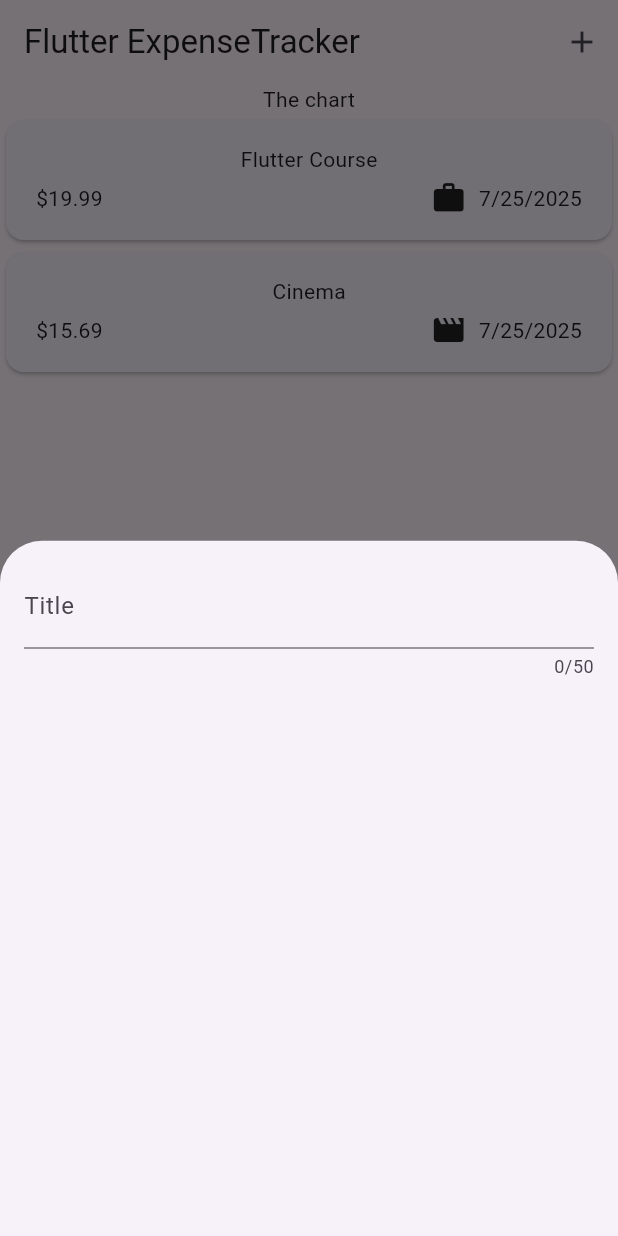
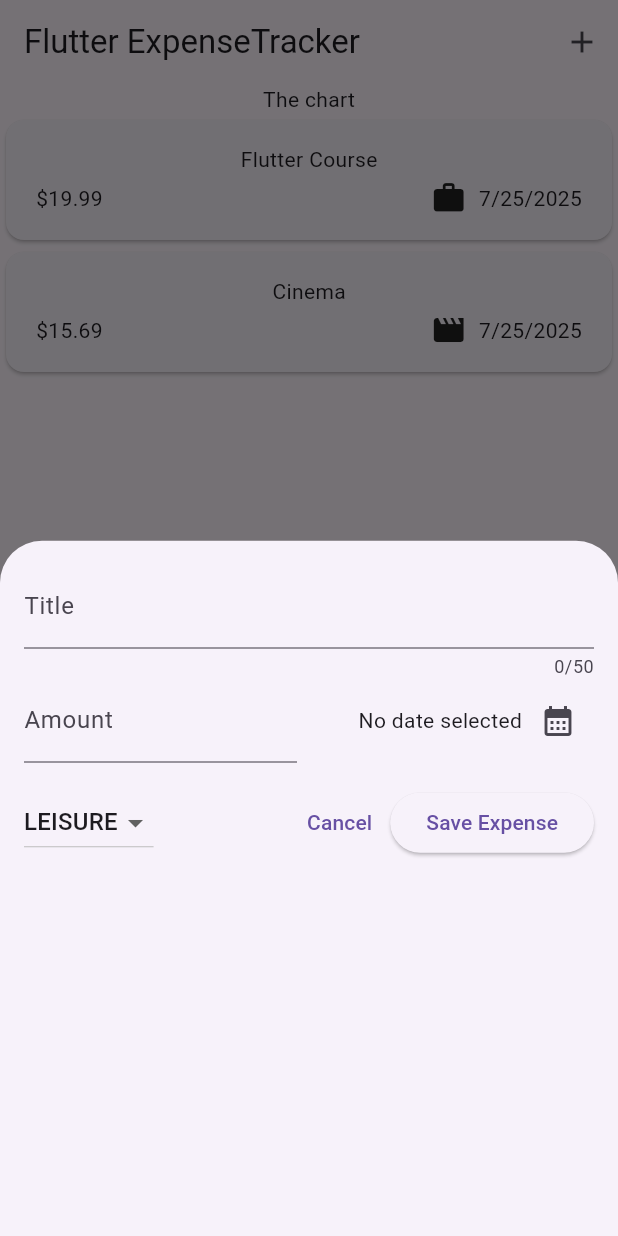
Before and after one commit to Joon1128/Expense-Tracker-Flutter-, a Flutter app: the screen it shows after launch, after a tap on the "add" icon, on a phone screen of 412 x 824 dp. Run offline on Flutter 3.47's test engine with Material 3 defaults, Android fonts, the phone set to English and light mode, and no system bars.

Commit message:
added DatePicker, Dropdownbutton, validation

```diff
--- a/lib/models/expense.dart
+++ b/lib/models/expense.dart
@@ -2,7 +2,7 @@ import 'package:flutter/material.dart';
 import 'package:uuid/uuid.dart';
 import 'package:intl/intl.dart';
 
-final formatter = DateFormat.yMd();
+final formatter = DateFormat.yMd(); //  月/日/年형식
 
 const uuid = Uuid();
 
--- a/lib/widgets/expenses.dart
+++ b/lib/widgets/expenses.dart
@@ -36,6 +36,7 @@ class _ExpensesState extends State<Expenses> {
     // builder --> 기본으로 호출하는 함수를 제공해야한다.
     showModalBottomSheet(
       context: context,
+      // isScrollControlled: true, // 키보드 충돌 방지
       builder: (ctx) => const NewExpense(),
     );
   }
--- a/lib/widgets/new_expense.dart
+++ b/lib/widgets/new_expense.dart
@@ -1,4 +1,5 @@
 import 'package:flutter/material.dart';
+import 'package:app3/models/expense.dart';
 
 class NewExpense extends StatefulWidget {
   const NewExpense({super.key});
@@ -13,6 +14,54 @@ class NewExpense extends StatefulWidget {
 }
 
 class _NewExpenseState extends State<NewExpense> {
+  final _titleController = TextEditingController();
+  final _amountController = TextEditingController();
+  DateTime? _selectedDate;
+  Category _selectedCategory = Category.leisure;
+
+  void _presentDatePicker() async {
+    final now = DateTime.now(); //현재 시각
+    final firstDate = DateTime(
+      now.year - 1,
+      now.month,
+      now.day,
+    );
+    //사용자가 날짜를 선택하면 DateTime객체 반환, 취소하면 null반환
+    final pickedDate = await showDatePicker(
+      //날짜 선택 UI
+      context: context,
+      initialDate: now,
+      firstDate: firstDate,
+      lastDate: now,
+    );
+    setState(() {
+      _selectedDate = pickedDate;
+    });
+  }
+
+  void _submitExpenseData() {
+    final enteredAmount = double.tryParse(
+      // tryParse('Hello') => null
+      // tryParse('1.12) => 1.12
+      //returns null for invalid inputs
+      _amountController.text,
+    );
+    final amountIsInvalid =
+        enteredAmount == null || enteredAmount <= 0;
+    if (_titleController.text.trim().isEmpty ||
+        amountIsInvalid ||
+        _selectedDate == null) {
+      //show error message
+    }
+  }
+
+  @override
+  void dispose() {
+    _titleController.dispose();
+    _amountController.dispose();
+    super.dispose();
+  }
+
   @override
   Widget build(BuildContext context) {
     return Padding(
@@ -20,10 +69,95 @@ class _NewExpenseState extends State<NewExpense> {
       child: Column(
         children: [
           TextField(
+            controller: _titleController, // 値が変わるたびに実行される関数
             maxLength: 50,
             decoration: InputDecoration(
               label: Text('Title'),
             ),
+          ),
+          Row(
+            children: [
+              Expanded(
+                child: TextField(
+                  controller:
+                      _amountController, // 値が変わるたびに実行される関数
+                  keyboardType: TextInputType.number,
+                  decoration: InputDecoration(
+                    prefixText: '\$ ', //入力値の前に'$'をつける。
+                    label: Text('Amount'),
+                  ),
+                ),
+              ),
+              const SizedBox(width: 16),
+              Expanded(
+                child: Row(
+                  mainAxisAlignment: MainAxisAlignment.end,
+                  crossAxisAlignment:
+                      CrossAxisAlignment.center,
+                  children: [
+                    Text(
+                      _selectedDate == null
+                          ? 'No date selected'
+                          : formatter.format(
+                              _selectedDate!, //null이 아님
+                            ),
+                    ),
+                    IconButton(
+                      onPressed: _presentDatePicker,
+                      icon: const Icon(
+                        Icons.calendar_month,
+                      ),
+                    ),
+                  ],
+                ),
+              ),
+            ],
+          ),
+          const SizedBox(height: 16),
+          Row(
+            children: [
+              DropdownButton(
+                value: _selectedCategory,
+                items:
+                    Category //  Category.values --> Category라는 enum타입의 값들을 담고 있는 리스트
+                        .values //enum에 붙어있는 모든 항목 목록. ex)
+                        //[
+                        // Category.food,
+                        // Category.travel,
+                        // Category.leisure,
+                        // Category.work,
+                        //  ]
+                        .map(
+                          (category) => DropdownMenuItem(
+                            value: category,
+                            child: Text(
+                              category.name.toUpperCase(),
+                            ),
+                          ),
+                        )
+                        .toList(),
+                onChanged: (value) {
+                  //사용자가 드롭다운에서 항목을 선택했을때 선택된 항목의 값
+                  if (value == null) {
+                    return;
+                  }
+                  setState(() {
+                    _selectedCategory = value;
+                  });
+                },
+              ),
+              Spacer(),
+              TextButton(
+                onPressed: () {
+                  Navigator.pop(context);
+                },
+                child: Text('Cancel'),
+              ),
+              ElevatedButton(
+                onPressed: _submitExpenseData,
+                child: Text('Save Expense'),
+              ), // child --> button contents
+            ],
           ),
         ],
       ),
```
